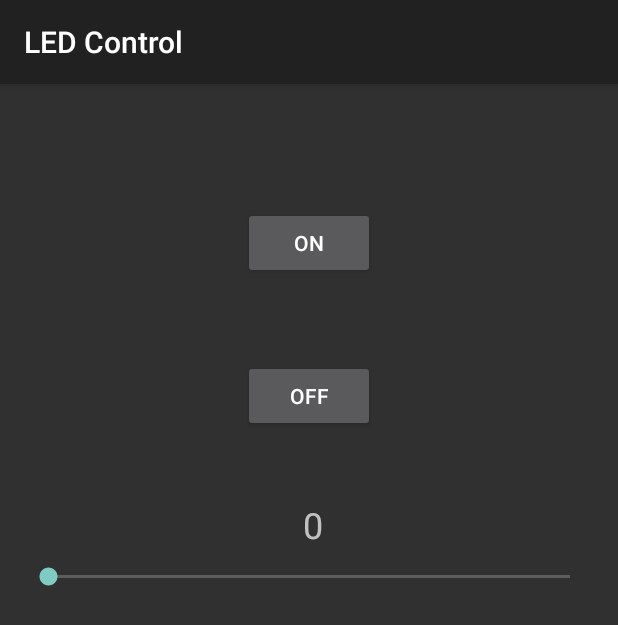
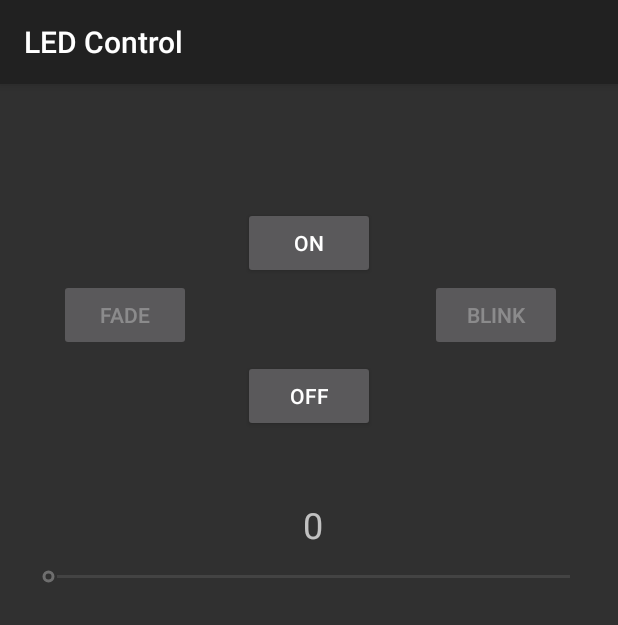
Before and after one commit to Waleed-BS/Android-Arduino101-LED, an Android app: the LEDControlAcitivity screen opened directly, with no data from a screen before it, after a tap on "OFF", on a phone screen of 412 x 824 dp. Shown: the top 625 px of the screen. Run offline under Robolectric (Android 15) with nearby library versions, the phone set to English and light mode, and no system bars; 4 statements that could not run were skipped; 1 other tap on this screen came first.

Commit message:
Fixed the seekBar and added Fade and Blink buttons while changing the BLE_LED

```diff
--- a/app/build.gradle
+++ b/app/build.gradle
@@ -5,7 +5,7 @@ android {
     buildToolsVersion "25.0.3"
     defaultConfig {
         applicationId "com.android.waleed.arduino101led"
-        minSdkVersion 24
+        minSdkVersion 22
         targetSdkVersion 25
         versionCode 1
         versionName "1.0"
--- a/app/src/main/java/com/android/waleed/arduino101led/DeviceScanActivity.java
+++ b/app/src/main/java/com/android/waleed/arduino101led/DeviceScanActivity.java
@@ -184,6 +184,7 @@ public class DeviceScanActivity extends ListActivity  {
             mBluetoothAdapter.stopLeScan(mLeScanCallback);
             mScanning = false;
         }
+
         startActivity(intent);
     }
 
--- a/app/src/main/java/com/android/waleed/arduino101led/LEDControlAcitivity.java
+++ b/app/src/main/java/com/android/waleed/arduino101led/LEDControlAcitivity.java
@@ -1,8 +1,5 @@
 package com.android.waleed.arduino101led;
 
-import android.app.AlarmManager;
-import android.app.Service;
-import android.bluetooth.BluetoothGatt;
 import android.content.BroadcastReceiver;
 import android.content.ComponentName;
 import android.content.Context;
@@ -18,37 +15,31 @@ import android.view.View.OnClickListener;
 import android.widget.Button;
 import android.widget.SeekBar;
 import android.widget.TextView;
+import android.widget.Toast;
 
-import java.util.Timer;
-import java.util.TimerTask;
 import java.util.UUID;
 
 
 public class LEDControlAcitivity extends ActionBarActivity {
 
-    Button btnOn, btnOff;
-    //SeekBar brightness;
     private BluetoothLeService mBluetoothLeService;
-    private DeviceControlActivity DCA;
-    private byte[] ON = {(byte)0xff,(byte)0xff,(byte)0xff};
-    private byte[] OFF = {(byte)0x00,(byte)0x00,(byte)0x00};
+    private String mDeviceAddress = "98:4F:EE:0F:84:46";
 
+//  private byte[] ON = {(byte)0xff,(byte)0xff,(byte)0xff};
+//  private byte[] OFF = {(byte)0x00,(byte)0x00,(byte)0x00};
 
     private String led = "19B10001-E8F2-537E-4F6C-D104768A1214";
-    private String brightness = "19B10001-E8F2-537E-4F6C-D104768A1214";
-    //private final static UUID SERVICE = UUID.fromString("19B10000-E8F2-537E-4F6C-D104768A1214");
-    private BluetoothGatt mBluetoothGatt;
 
-    private String mDeviceAddress;
     private final static String TAG = LEDControlAcitivity.class.getSimpleName();
+
     private boolean mConnected = false;
-    AlarmManager aManager;
-    private boolean sss = true;
-    private Timer mTimer;
 
-    SeekBar seekbar;
+    SeekBar brightness;
     TextView textView;
     int progress = 0;
+
+    Button fadeButton;
+    Button blinkButton;
 
     @Override
     protected void onCreate(Bundle savedInstanceState)
@@ -61,27 +52,40 @@ public class LEDControlAcitivity extends ActionBarActivity {
 
         findViewById(R.id.button).setOnClickListener(mButton_OnClickListener);
         findViewById(R.id.button2).setOnClickListener(mButton_OnClickListener);
+        findViewById(R.id.button3).setOnClickListener(mButton_OnClickListener);
+        findViewById(R.id.button4).setOnClickListener(mButton_OnClickListener);
 
-        seekbar = (SeekBar) findViewById(R.id.seekBar);
-        seekbar.setMax(500);
-        seekbar.setProgress(progress);
+        // to be able to use setEnabled function
+        fadeButton = (Button) findViewById(R.id.button3);
+        blinkButton = (Button) findViewById(R.id.button4);
+
+        brightness = (SeekBar) findViewById(R.id.seekBar);
+        brightness.setMax(255);
+        brightness.setProgress(progress);
 
         textView = (TextView) findViewById(R.id.textView);
         textView.setText(" " + progress);
         textView.setTextSize(24);
 
-        if(sss == true)
-        seekbar.setOnSeekBarChangeListener(new SeekBar.OnSeekBarChangeListener() {
+        brightness.setEnabled(false);
+        fadeButton.setEnabled(false);
+        blinkButton.setEnabled(false);
+
+        brightness.setOnSeekBarChangeListener(new SeekBar.OnSeekBarChangeListener() {
             @Override
             public void onProgressChanged(SeekBar seekBar, int progress, boolean fromUser) {
 
                 textView.setText("" + progress);
 
-                mBluetoothLeService.write(UUID.fromString(brightness), Integer.toString(progress));
-                sss = true;
-                Log.e(TAG, "Brightness has changed");
+                //double p = 255 * ((double) progress / 100.0);
 
-                Log.e(TAG, Integer.toString(progress));
+                //String val = Integer.toString( (int) p);
+
+               // Log.i(TAG, "Val: " + Double.toString(p));
+
+                mBluetoothLeService.write(UUID.fromString(led), Integer.toString(progress));
+
+                Log.i(TAG, "Brightness has changed");
             }
 
             @Override
@@ -95,22 +99,10 @@ public class LEDControlAcitivity extends ActionBarActivity {
             }
         });
 
-        mDeviceAddress ="98:4F:EE:0F:84:46";
 
-        aManager = (AlarmManager) getSystemService(
-                Service.ALARM_SERVICE);
 
-       Intent gattServiceIntent = new Intent(this, BluetoothLeService.class);
+        Intent gattServiceIntent = new Intent(this, BluetoothLeService.class);
         bindService(gattServiceIntent, mServiceConnection, BIND_AUTO_CREATE);
-        mTimer = new Timer();
-        mTimer.schedule(new TimerTask() {
-            @Override
-            public void run() {
-
-                //mBluetoothLeService.writebyte(UUID.fromString(led), "1");
-                //sss = true;
-            }
-        }, 2000);
     }
 
     private final ServiceConnection mServiceConnection = new ServiceConnection() {
@@ -150,40 +142,46 @@ public class LEDControlAcitivity extends ActionBarActivity {
         }
     };
 
-    //On click listener for button (ON)
+    //--------------------------------------------------------------------------------------------------
+    //On click listener for button (ON & OFF)
     final OnClickListener mButton_OnClickListener = new OnClickListener() {
         public void onClick(final View v) {
             switch(v.getId()) {
                 case R.id.button:
-                    Log.e(TAG, "On Button is clicked");
-                    mBluetoothLeService.write(UUID.fromString(led), "1");
-                    sss = true;
+                    mBluetoothLeService.write(UUID.fromString(led), "127");
+                    brightness.setEnabled(true);
+                    fadeButton.setEnabled(true);
+                    blinkButton.setEnabled(true);
+                    msgOn();
                     break;
+
                 case R.id.button2:
                     //Inform the user the button2 has been clicked
-                    Log.e(TAG, "Off Button is clicked");
                     mBluetoothLeService.write(UUID.fromString(led), "0");
-                    sss = false;
+                    brightness.setEnabled(false);
+                    fadeButton.setEnabled(false);
+                    blinkButton.setEnabled(false);
+                    msgOff();
+                    break;
+                case R.id.button3:
+                    //Inform the user the button3 has been clicked
+                    mBluetoothLeService.write(UUID.fromString(led), "256");
+                    msgFade();
+                    break;
+                case R.id.button4:
+                    //Inform the user the button4 has been clicked
+                    mBluetoothLeService.write(UUID.fromString(led), "257");
+                    msgBlink();
                     break;
             }
-            //Inform the user the button has been clicked
-           // Toast.makeText(this, "Button1 clicked.", Toast.LENGTH_SHORT).show();
-
-            //mBluetoothLeService.readCharacteristic(DCA.globCharacterstic);
-
-
-
         }
     };
-
-
 
 
     @Override
     protected void onResume() {
         super.onResume();
         registerReceiver(mGattUpdateReceiver, makeGattUpdateIntentFilter());
-
     }
 
     private static IntentFilter makeGattUpdateIntentFilter() {
@@ -209,5 +207,23 @@ public class LEDControlAcitivity extends ActionBarActivity {
 
     }
 
+    protected void msgOn(){
+        Log.i(TAG, "On Button is clicked");
+        Toast.makeText(this, "LED is ON", Toast.LENGTH_SHORT).show();
+    }
 
+    protected void msgOff(){
+        Log.i(TAG, "Off Button is clicked");
+        Toast.makeText(this, "LED is OFF", Toast.LENGTH_SHORT).show();
+    }
+
+    protected void msgFade(){
+        Log.i(TAG, "Fade Button is clicked");
+        Toast.makeText(this, "LED is Fading", Toast.LENGTH_SHORT).show();
+    }
+
+    protected void msgBlink(){
+        Log.i(TAG, "Blink Button is clicked");
+        Toast.makeText(this, "LED is Blinking", Toast.LENGTH_SHORT).show();
+    }
 }
--- a/app/src/main/res/layout/activity_ledcontrol_acitivity.xml
+++ b/app/src/main/res/layout/activity_ledcontrol_acitivity.xml
@@ -8,28 +8,28 @@
     android:paddingLeft="@dimen/activity_horizontal_margin"
     android:paddingRight="@dimen/activity_horizontal_margin"
     android:paddingTop="@dimen/activity_vertical_margin"
-    tools:context="com.example.android.bluetoothlegatt.LEDControlAcitivity">
+    tools:context="com.android.waleed.arduino101led.LEDControlAcitivity">
 
     <Button
-        android:text="On"
+        android:id="@+id/button"
         android:layout_width="wrap_content"
         android:layout_height="wrap_content"
         android:layout_alignParentTop="true"
         android:layout_centerHorizontal="true"
         android:layout_marginTop="66dp"
-        android:id="@+id/button"
         android:onClick="buttonOnClick"
+        android:text="On"
         />
 
     <Button
-        android:text="Off"
+        android:id="@+id/button2"
         android:layout_width="wrap_content"
         android:layout_height="wrap_content"
+        android:layout_alignEnd="@+id/button"
         android:layout_below="@+id/button"
-        android:layout_alignEnd="@+id/button"
         android:layout_marginTop="54dp"
-        android:id="@+id/button2"
         android:onClick="buttonOnClick"
+        android:text="Off"
         />
 
     <SeekBar
@@ -41,7 +41,7 @@
         android:layout_centerHorizontal="true" />
 
     <TextView
-        android:text="LED Brightness"
+        android:text="@string/led_brightness"
         android:layout_width="wrap_content"
         android:layout_height="wrap_content"
         android:layout_below="@+id/button2"
@@ -49,4 +49,24 @@
         android:layout_marginTop="45dp"
         android:id="@+id/textView" />
 
+    <Button
+        android:id="@+id/button3"
+        android:layout_width="wrap_content"
+        android:layout_height="wrap_content"
+        android:layout_alignParentStart="true"
+        android:layout_below="@+id/button"
+        android:layout_marginStart="23dp"
+        android:onClick="buttonOnClick"
+        android:text="FADE"/>
+
+    <Button
+        android:id="@+id/button4"
+        android:layout_width="wrap_content"
+        android:layout_height="wrap_content"
+        android:layout_alignParentEnd="true"
+        android:layout_below="@+id/button"
+        android:layout_marginEnd="21dp"
+        android:onClick="buttonOnClick"
+        android:text="Blink"/>
+
 </RelativeLayout>
--- a/app/src/main/res/values/strings.xml
+++ b/app/src/main/res/values/strings.xml
@@ -35,4 +35,5 @@
 
     <string name="location">Location</string>
     <string name="location_desc">Location permission is needed to display your current location, would you like to reconsider?</string>
+    <string name="led_brightness">LED Brightness</string>
 </resources>
--- a/build.gradle
+++ b/build.gradle
@@ -5,7 +5,7 @@ buildscript {
         jcenter()
     }
     dependencies {
-        classpath 'com.android.tools.build:gradle:2.2.3'
+        classpath 'com.android.tools.build:gradle:2.3.0'
 
         // NOTE: Do not place your application dependencies here; they belong
         // in the individual module build.gradle files
```
Also changed, not shown: app/src/main/java/com/android/waleed/arduino101led/BluetoothLeService.java (+21 -67 lines), gradle/wrapper/gradle-wrapper.properties.
